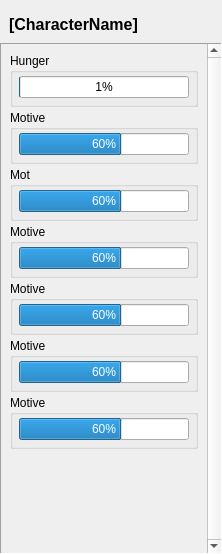
Above: UI/CharacterInfoWidget.ui from tapchik/Simulation before the change. Below: the same form after it.
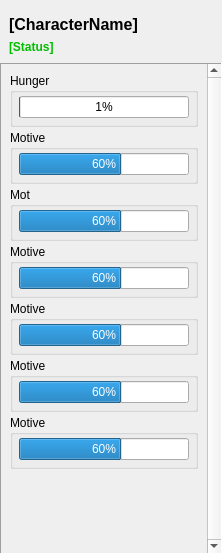
That is the form after the change.

Diff of the .ui file:
```diff
--- a/UI/CharacterInfoWidget.ui
+++ b/UI/CharacterInfoWidget.ui
@@ -82,6 +82,461 @@
         </property>
        </widget>
       </item>
+      <item>
+       <widget class="QLabel" name="StatusLabel">
+        <property name="palette">
+         <palette>
+          <active>
+           <colorrole role="WindowText">
+            <brush brushstyle="SolidPattern">
+             <color alpha="255">
+              <red>0</red>
+              <green>189</green>
+              <blue>0</blue>
+             </color>
+            </brush>
+           </colorrole>
+           <colorrole role="Button">
+            <brush brushstyle="SolidPattern">
+             <color alpha="255">
+              <red>0</red>
+              <green>255</green>
+              <blue>0</blue>
+             </color>
+            </brush>
+           </colorrole>
+           <colorrole role="Light">
+            <brush brushstyle="SolidPattern">
+             <color alpha="255">
+              <red>127</red>
+              <green>255</green>
+              <blue>127</blue>
+             </color>
+            </brush>
+           </colorrole>
+           <colorrole role="Midlight">
+            <brush brushstyle="SolidPattern">
+             <color alpha="255">
+              <red>63</red>
+              <green>255</green>
+              <blue>63</blue>
+             </color>
+            </brush>
+           </colorrole>
+           <colorrole role="Dark">
+            <brush brushstyle="SolidPattern">
+             <color alpha="255">
+              <red>0</red>
+              <green>127</green>
+              <blue>0</blue>
+             </color>
+            </brush>
+           </colorrole>
+           <colorrole role="Mid">
+            <brush brushstyle="SolidPattern">
+             <color alpha="255">
+              <red>0</red>
+              <green>170</green>
+              <blue>0</blue>
+             </color>
+            </brush>
+           </colorrole>
+           <colorrole role="Text">
+            <brush brushstyle="SolidPattern">
+             <color alpha="255">
+              <red>0</red>
+              <green>0</green>
+              <blue>0</blue>
+             </color>
+            </brush>
+           </colorrole>
+           <colorrole role="BrightText">
+            <brush brushstyle="SolidPattern">
+             <color alpha="255">
+              <red>255</red>
+              <green>255</green>
+              <blue>255</blue>
+             </color>
+            </brush>
+           </colorrole>
+           <colorrole role="ButtonText">
+            <brush brushstyle="SolidPattern">
+             <color alpha="255">
+              <red>0</red>
+              <green>0</green>
+              <blue>0</blue>
+             </color>
+            </brush>
+           </colorrole>
+           <colorrole role="Base">
+            <brush brushstyle="SolidPattern">
+             <color alpha="255">
+              <red>255</red>
+              <green>255</green>
+              <blue>255</blue>
+             </color>
+            </brush>
+           </colorrole>
+           <colorrole role="Window">
+            <brush brushstyle="SolidPattern">
+             <color alpha="255">
+              <red>0</red>
+              <green>255</green>
+              <blue>0</blue>
+             </color>
+            </brush>
+           </colorrole>
+           <colorrole role="Shadow">
+            <brush brushstyle="SolidPattern">
+             <color alpha="255">
+              <red>0</red>
+              <green>0</green>
+              <blue>0</blue>
+             </color>
+            </brush>
+           </colorrole>
+           <colorrole role="AlternateBase">
+            <brush brushstyle="SolidPattern">
+             <color alpha="255">
+              <red>127</red>
+              <green>255</green>
+              <blue>127</blue>
+             </color>
+            </brush>
+           </colorrole>
+           <colorrole role="ToolTipBase">
+            <brush brushstyle="SolidPattern">
+             <color alpha="255">
+              <red>255</red>
+              <green>255</green>
+              <blue>220</blue>
+             </color>
+            </brush>
+           </colorrole>
+           <colorrole role="ToolTipText">
+            <brush brushstyle="SolidPattern">
+             <color alpha="255">
+              <red>0</red>
+              <green>0</green>
+              <blue>0</blue>
+             </color>
+            </brush>
+           </colorrole>
+           <colorrole role="PlaceholderText">
+            <brush brushstyle="SolidPattern">
+             <color alpha="128">
+              <red>0</red>
+              <green>0</green>
+              <blue>0</blue>
+             </color>
+            </brush>
+           </colorrole>
+          </active>
+          <inactive>
+           <colorrole role="WindowText">
+            <brush brushstyle="SolidPattern">
+             <color alpha="255">
+              <red>0</red>
+              <green>189</green>
+              <blue>0</blue>
+             </color>
+            </brush>
+           </colorrole>
+           <colorrole role="Button">
+            <brush brushstyle="SolidPattern">
+             <color alpha="255">
+              <red>0</red>
+              <green>255</green>
+              <blue>0</blue>
+             </color>
+            </brush>
+           </colorrole>
+           <colorrole role="Light">
+            <brush brushstyle="SolidPattern">
+             <color alpha="255">
+              <red>127</red>
+              <green>255</green>
+              <blue>127</blue>
+             </color>
+            </brush>
+           </colorrole>
+           <colorrole role="Midlight">
+            <brush brushstyle="SolidPattern">
+             <color alpha="255">
+              <red>63</red>
+              <green>255</green>
+              <blue>63</blue>
+             </color>
+            </brush>
+           </colorrole>
+           <colorrole role="Dark">
+            <brush brushstyle="SolidPattern">
+             <color alpha="255">
+              <red>0</red>
+              <green>127</green>
+              <blue>0</blue>
+             </color>
+            </brush>
+           </colorrole>
+           <colorrole role="Mid">
+            <brush brushstyle="SolidPattern">
+             <color alpha="255">
+              <red>0</red>
+              <green>170</green>
+              <blue>0</blue>
+             </color>
+            </brush>
+           </colorrole>
+           <colorrole role="Text">
+            <brush brushstyle="SolidPattern">
+             <color alpha="255">
+              <red>0</red>
+              <green>0</green>
+              <blue>0</blue>
+             </color>
+            </brush>
+           </colorrole>
+           <colorrole role="BrightText">
+            <brush brushstyle="SolidPattern">
+             <color alpha="255">
+              <red>255</red>
+              <green>255</green>
+              <blue>255</blue>
+             </color>
+            </brush>
+           </colorrole>
+           <colorrole role="ButtonText">
+            <brush brushstyle="SolidPattern">
+             <color alpha="255">
+              <red>0</red>
+              <green>0</green>
+              <blue>0</blue>
+             </color>
+            </brush>
+           </colorrole>
+           <colorrole role="Base">
+            <brush brushstyle="SolidPattern">
+             <color alpha="255">
+              <red>255</red>
+              <green>255</green>
+              <blue>255</blue>
+             </color>
+            </brush>
+           </colorrole>
+           <colorrole role="Window">
+            <brush brushstyle="SolidPattern">
+             <color alpha="255">
+              <red>0</red>
+              <green>255</green>
+              <blue>0</blue>
+             </color>
+            </brush>
+           </colorrole>
+           <colorrole role="Shadow">
+            <brush brushstyle="SolidPattern">
+             <color alpha="255">
+              <red>0</red>
+              <green>0</green>
+              <blue>0</blue>
+             </color>
+            </brush>
+           </colorrole>
+           <colorrole role="AlternateBase">
+            <brush brushstyle="SolidPattern">
+             <color alpha="255">
+              <red>127</red>
+              <green>255</green>
+              <blue>127</blue>
+             </color>
+            </brush>
+           </colorrole>
+           <colorrole role="ToolTipBase">
+            <brush brushstyle="SolidPattern">
+             <color alpha="255">
+              <red>255</red>
+              <green>255</green>
+              <blue>220</blue>
+             </color>
+            </brush>
+           </colorrole>
+           <colorrole role="ToolTipText">
+            <brush brushstyle="SolidPattern">
+             <color alpha="255">
+              <red>0</red>
+              <green>0</green>
+              <blue>0</blue>
+             </color>
+            </brush>
+           </colorrole>
+           <colorrole role="PlaceholderText">
+            <brush brushstyle="SolidPattern">
+             <color alpha="128">
+              <red>0</red>
+              <green>0</green>
+              <blue>0</blue>
+             </color>
+            </brush>
+           </colorrole>
+          </inactive>
+          <disabled>
+           <colorrole role="WindowText">
+            <brush brushstyle="SolidPattern">
+             <color alpha="255">
+              <red>0</red>
+              <green>127</green>
+              <blue>0</blue>
+             </color>
+            </brush>
+           </colorrole>
+           <colorrole role="Button">
+            <brush brushstyle="SolidPattern">
+             <color alpha="255">
+              <red>0</red>
+              <green>255</green>
+              <blue>0</blue>
+             </color>
+            </brush>
+           </colorrole>
+           <colorrole role="Light">
+            <brush brushstyle="SolidPattern">
+             <color alpha="255">
+              <red>127</red>
+              <green>255</green>
+              <blue>127</blue>
+             </color>
+            </brush>
+           </colorrole>
+           <colorrole role="Midlight">
+            <brush brushstyle="SolidPattern">
+             <color alpha="255">
+              <red>63</red>
+              <green>255</green>
+              <blue>63</blue>
+             </color>
+            </brush>
+           </colorrole>
+           <colorrole role="Dark">
+            <brush brushstyle="SolidPattern">
+             <color alpha="255">
+              <red>0</red>
+              <green>127</green>
+              <blue>0</blue>
+             </color>
+            </brush>
+           </colorrole>
+           <colorrole role="Mid">
+            <brush brushstyle="SolidPattern">
+             <color alpha="255">
+              <red>0</red>
+              <green>170</green>
+              <blue>0</blue>
+             </color>
+            </brush>
+           </colorrole>
+           <colorrole role="Text">
+            <brush brushstyle="SolidPattern">
+             <color alpha="255">
+              <red>0</red>
+              <green>127</green>
+              <blue>0</blue>
+             </color>
+            </brush>
+           </colorrole>
+           <colorrole role="BrightText">
+            <brush brushstyle="SolidPattern">
+             <color alpha="255">
+              <red>255</red>
+              <green>255</green>
+              <blue>255</blue>
+             </color>
+            </brush>
+           </colorrole>
+           <colorrole role="ButtonText">
+            <brush brushstyle="SolidPattern">
+             <color alpha="255">
+              <red>0</red>
+              <green>127</green>
+              <blue>0</blue>
+             </color>
+            </brush>
+           </colorrole>
+           <colorrole role="Base">
+            <brush brushstyle="SolidPattern">
+             <color alpha="255">
+              <red>0</red>
+              <green>255</green>
+              <blue>0</blue>
+             </color>
+            </brush>
+           </colorrole>
+           <colorrole role="Window">
+            <brush brushstyle="SolidPattern">
+             <color alpha="255">
+              <red>0</red>
+              <green>255</green>
+              <blue>0</blue>
+             </color>
+            </brush>
+           </colorrole>
+           <colorrole role="Shadow">
+            <brush brushstyle="SolidPattern">
+             <color alpha="255">
+              <red>0</red>
+              <green>0</green>
+              <blue>0</blue>
+             </color>
+            </brush>
+           </colorrole>
+           <colorrole role="AlternateBase">
+            <brush brushstyle="SolidPattern">
+             <color alpha="255">
+              <red>0</red>
+              <green>255</green>
+              <blue>0</blue>
+             </color>
+            </brush>
+           </colorrole>
+           <colorrole role="ToolTipBase">
+            <brush brushstyle="SolidPattern">
+             <color alpha="255">
+              <red>255</red>
+              <green>255</green>
+              <blue>220</blue>
+             </color>
+            </brush>
+           </colorrole>
+           <colorrole role="ToolTipText">
+            <brush brushstyle="SolidPattern">
+             <color alpha="255">
+              <red>0</red>
+              <green>0</green>
+              <blue>0</blue>
+             </color>
+            </brush>
+           </colorrole>
+           <colorrole role="PlaceholderText">
+            <brush brushstyle="SolidPattern">
+             <color alpha="128">
+              <red>0</red>
+              <green>0</green>
+              <blue>0</blue>
+             </color>
+            </brush>
+           </colorrole>
+          </disabled>
+         </palette>
+        </property>
+        <property name="font">
+         <font>
+          <weight>75</weight>
+          <bold>true</bold>
+         </font>
+        </property>
+        <property name="text">
+         <string>[Status]</string>
+        </property>
+       </widget>
+      </item>
      </layout>
     </widget>
    </item>
@@ -105,7 +560,7 @@
         <x>0</x>
         <y>0</y>
         <width>203</width>
-        <height>509</height>
+        <height>490</height>
        </rect>
       </property>
       <layout class="QVBoxLayout" name="verticalLayout_6">
```
